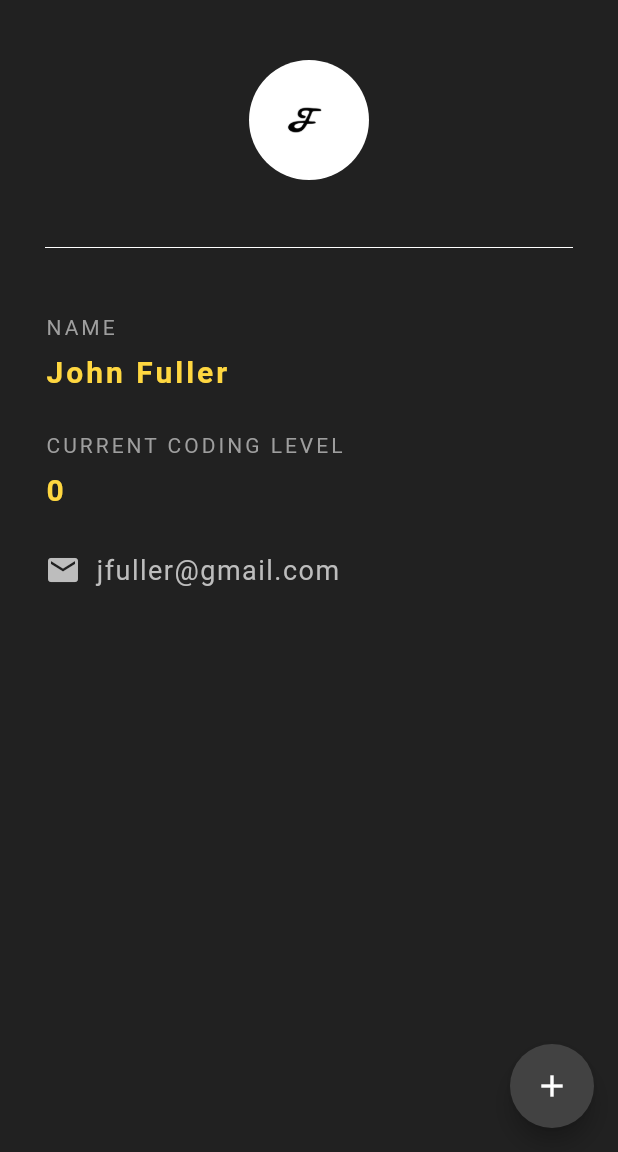
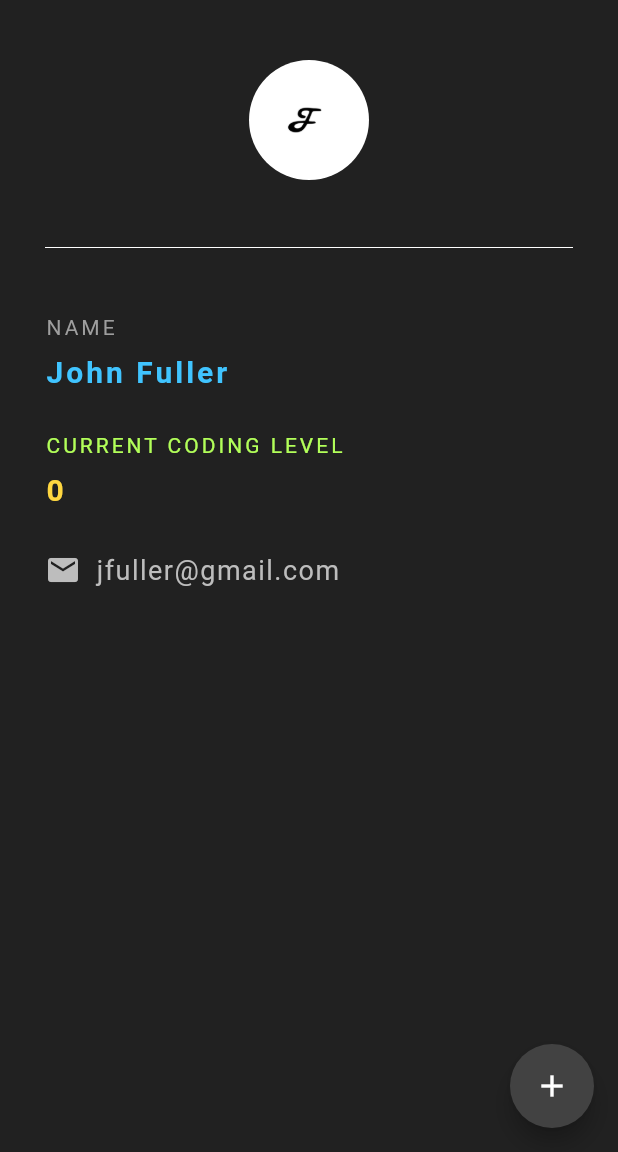
Before and after one commit to JohnFull30/ID_Card, a Flutter app: the screen it shows after launch, on a phone screen of 412 x 824 dp, the part 84-1236 px from its top. Run offline on Flutter 3.47's test engine with Material 2 defaults, Android fonts, the phone set to English and light mode, and no system bars.

Commit message:
checking something

```diff
--- a/lib/main.dart
+++ b/lib/main.dart
@@ -64,7 +64,7 @@ class _IdCardState extends State<IdCard> {
             const Text(
               'John Fuller',
               style: TextStyle(
-                color: Colors.amberAccent,
+                color: Colors.lightBlueAccent,
                 letterSpacing: 2.0,
                 fontSize: 20.0,
                 fontWeight: FontWeight.bold,
@@ -74,7 +74,7 @@ class _IdCardState extends State<IdCard> {
             const Text(
               'CURRENT CODING LEVEL',
               style: TextStyle(
-                color: Colors.grey,
+                color: Colors.lightGreenAccent,
                 letterSpacing: 2.0,
               ),
             ),
```
